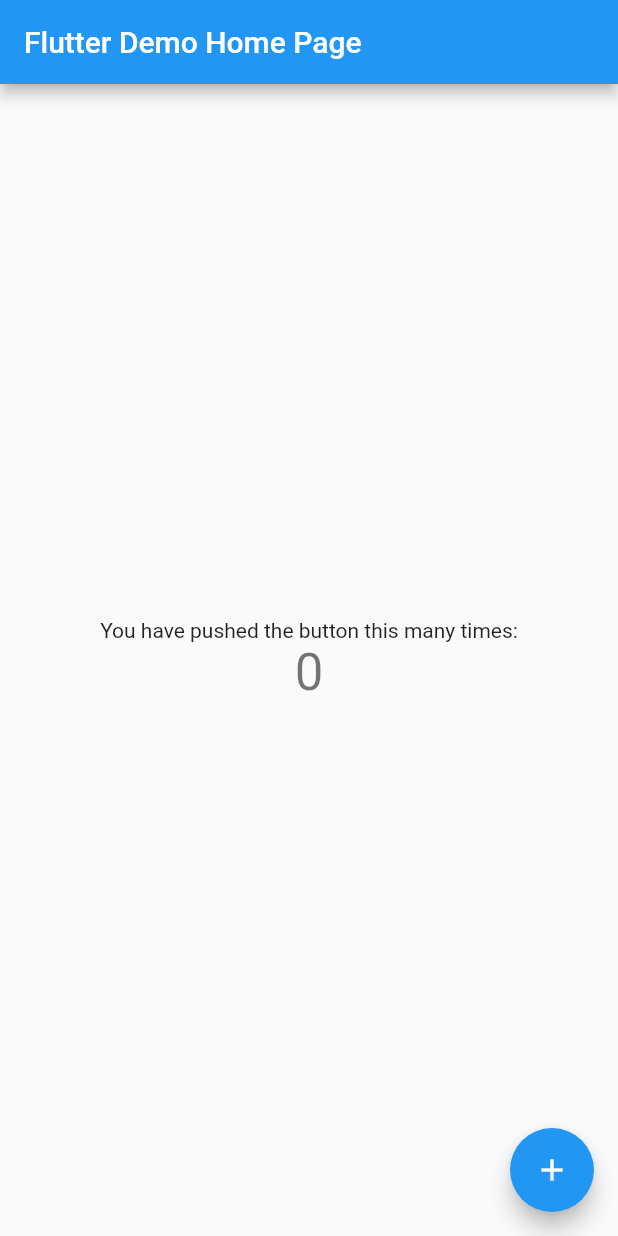
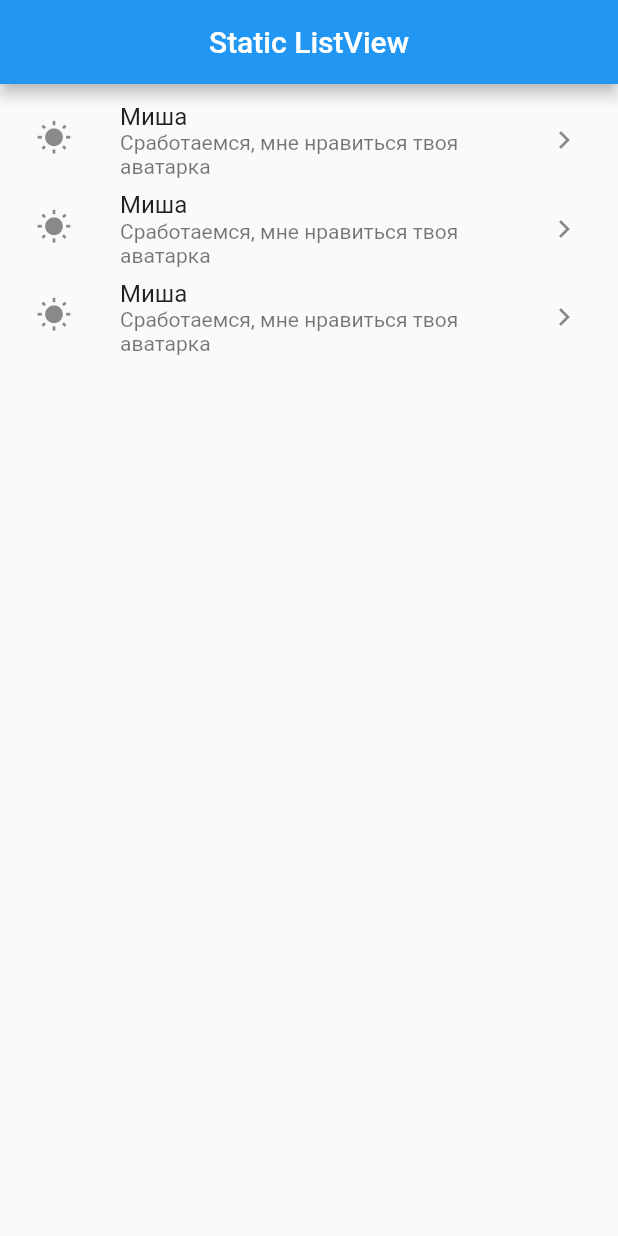
Before and after one commit to USSRFantom/static_listview, a Flutter app: the screen it shows after launch, on a phone screen of 412 x 824 dp. Run offline on Flutter 3.47's test engine with Material 2 defaults, Android fonts, the phone set to English and light mode, and no system bars.

Commit message:
static listview

```diff
--- a/lib/main.dart
+++ b/lib/main.dart
@@ -1,115 +1,52 @@
 import 'package:flutter/material.dart';
 
-void main() {
-  runApp(const MyApp());
-}
+void main() => runApp(MyApp());
 
 class MyApp extends StatelessWidget {
-  const MyApp({Key? key}) : super(key: key);
-
-  // This widget is the root of your application.
   @override
   Widget build(BuildContext context) {
     return MaterialApp(
-      title: 'Flutter Demo',
-      theme: ThemeData(
-        // This is the theme of your application.
-        //
-        // Try running your application with "flutter run". You'll see the
-        // application has a blue toolbar. Then, without quitting the app, try
-        // changing the primarySwatch below to Colors.green and then invoke
-        // "hot reload" (press "r" in the console where you ran "flutter run",
-        // or simply save your changes to "hot reload" in a Flutter IDE).
-        // Notice that the counter didn't reset back to zero; the application
-        // is not restarted.
-        primarySwatch: Colors.blue,
+      home: Scaffold(
+        appBar: AppBar(
+          title: Text('Static ListView'),
+          centerTitle: true,
+        ),
+        body: BodyListView(),
       ),
-      home: const MyHomePage(title: 'Flutter Demo Home Page'),
     );
   }
 }
 
-class MyHomePage extends StatefulWidget {
-  const MyHomePage({Key? key, required this.title}) : super(key: key);
-
-  // This widget is the home page of your application. It is stateful, meaning
-  // that it has a State object (defined below) that contains fields that affect
-  // how it looks.
-
-  // This class is the configuration for the state. It holds the values (in this
-  // case the title) provided by the parent (in this case the App widget) and
-  // used by the build method of the State. Fields in a Widget subclass are
-  // always marked "final".
-
-  final String title;
-
+class BodyListView extends StatelessWidget {
   @override
-  State<MyHomePage> createState() => _MyHomePageState();
+  Widget build(BuildContext context) {
+    return _myListView();
+  }
 }
 
-class _MyHomePageState extends State<MyHomePage> {
-  int _counter = 0;
+Widget _myListView() {
+  return ListView(
+    padding: EdgeInsets.all(8.0),
+    children: [
+      ListTile(
+        title: Text('Миша'),
+        subtitle: Text('Сработаемся, мне нравиться твоя аватарка'),
+        leading: Icon(Icons.wb_sunny),
+        trailing: Icon(Icons.keyboard_arrow_right),
+      ),
+      ListTile(
+        title: Text('Миша'),
+        subtitle: Text('Сработаемся, мне нравиться твоя аватарка'),
+        leading: Icon(Icons.wb_sunny),
+        trailing: Icon(Icons.keyboard_arrow_right),
+      ),
+      ListTile(
+        title: Text('Миша'),
+        subtitle: Text('Сработаемся, мне нравиться твоя аватарка'),
+        leading: Icon(Icons.wb_sunny),
+        trailing: Icon(Icons.keyboard_arrow_right),
+      ),
 
-  void _incrementCounter() {
-    setState(() {
-      // This call to setState tells the Flutter framework that something has
-      // changed in this State, which causes it to rerun the build method below
-      // so that the display can reflect the updated values. If we changed
-      // _counter without calling setState(), then the build method would not be
-      // called again, and so nothing would appear to happen.
-      _counter++;
-    });
-  }
-
-  @override
-  Widget build(BuildContext context) {
-    // This method is rerun every time setState is called, for instance as done
-    // by the _incrementCounter method above.
-    //
-    // The Flutter framework has been optimized to make rerunning build methods
-    // fast, so that you can just rebuild anything that needs updating rather
-    // than having to individually change instances of widgets.
-    return Scaffold(
-      appBar: AppBar(
-        // Here we take the value from the MyHomePage object that was created by
-        // the App.build method, and use it to set our appbar title.
-        title: Text(widget.title),
-      ),
-      body: Center(
-        // Center is a layout widget. It takes a single child and positions it
-        // in the middle of the parent.
-        child: Column(
-          // Column is also a layout widget. It takes a list of children and
-          // arranges them vertically. By default, it sizes itself to fit its
-          // children horizontally, and tries to be as tall as its parent.
-          //
-          // Invoke "debug painting" (press "p" in the console, choose the
-          // "Toggle Debug Paint" action from the Flutter Inspector in Android
-          // Studio, or the "Toggle Debug Paint" command in Visual Studio Code)
-          // to see the wireframe for each widget.
-          //
-          // Column has various properties to control how it sizes itself and
-          // how it positions its children. Here we use mainAxisAlignment to
-          // center the children vertically; the main axis here is the vertical
-          // axis because Columns are vertical (the cross axis would be
-          // horizontal).
-          mainAxisAlignment: MainAxisAlignment.center,
-          children: <Widget>[
-            const Text(
-              'You have pushed the button this many times:',
-            ),
-            Text(
-              '$_counter',
-              style: Theme.of(context).textTheme.headline4,
-            ),
-          ],
-        ),
-      ),
-      floatingActionButton: FloatingActionButton(
-        onPressed: _incrementCounter,
-        tooltip: 'Increment',
-        child: const Icon(Icons.add),
-      ), // This trailing comma makes auto-formatting nicer for build methods.
-    );
-  }
+    ],
+  );
 }
```
